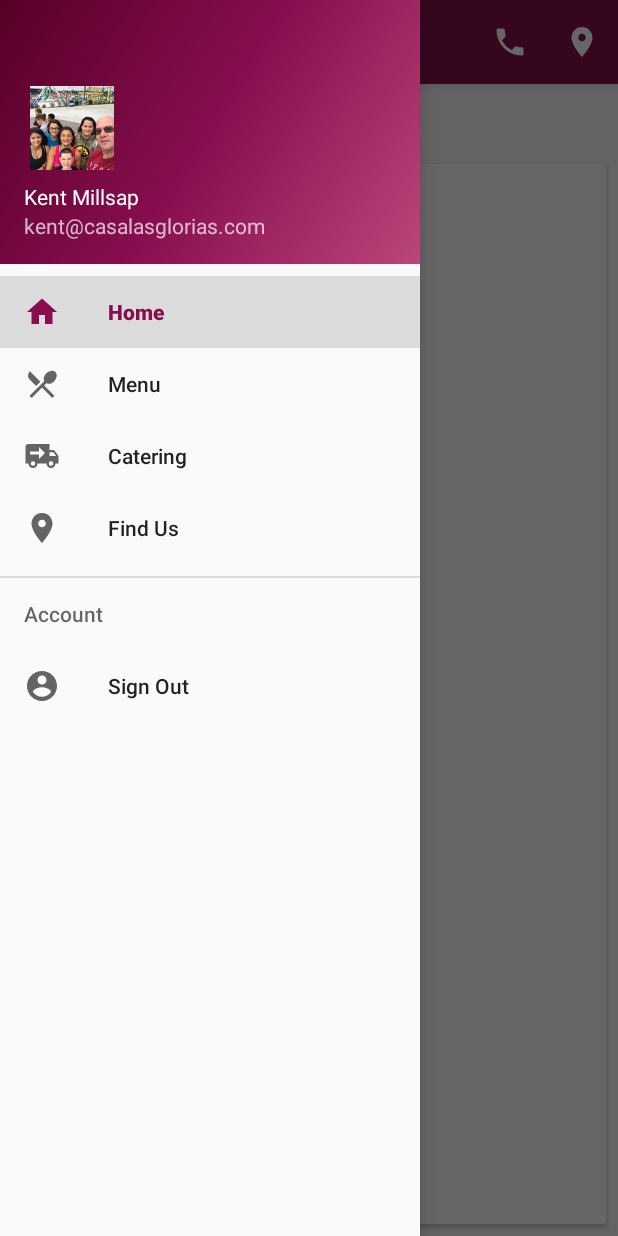
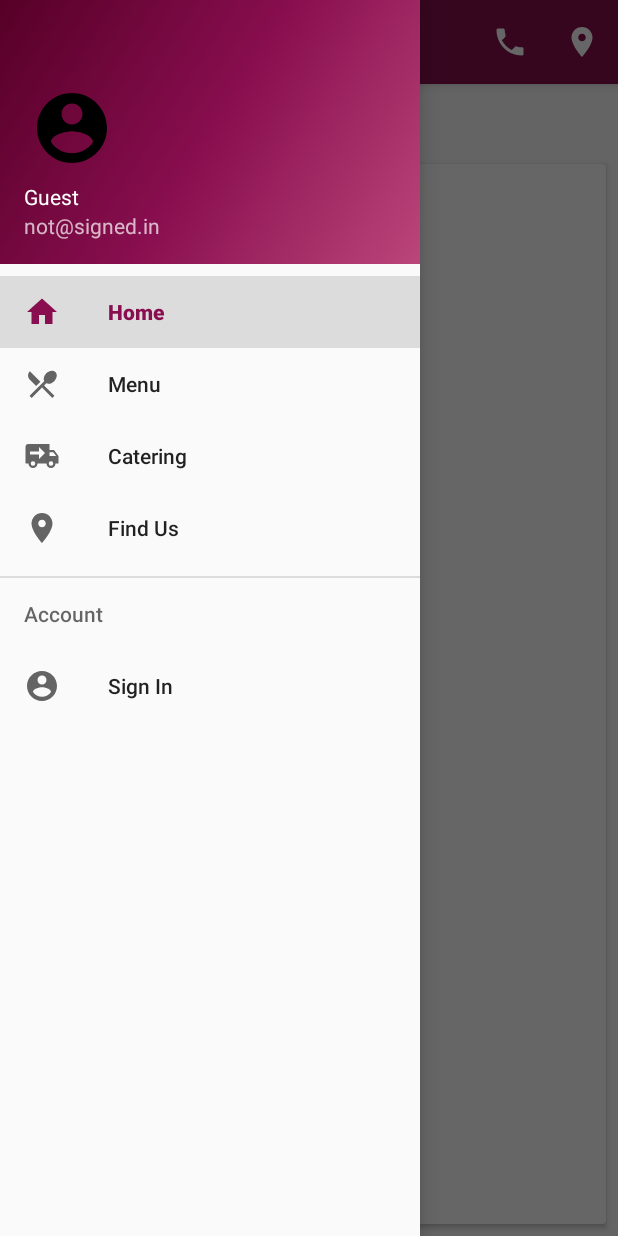
Before and after one commit to gregmturek/Capstone-Project, an Android app: the screen it shows after launch (MainActivity), with the side drawer open, on a phone screen of 412 x 824 dp. Run offline under Robolectric (Android 15) with nearby library versions, the phone set to English and light mode, and no system bars; our stand-ins replace Firebase (no records; nobody signed in at launch, a user with empty details on screens opened directly); libraries missing offline, so code that uses them is left out: com.firebase.ui; pictures from the network do not load.

Commit message:
Incorporate Google Sign-In

```diff
--- a/app/build.gradle
+++ b/app/build.gradle
@@ -32,7 +32,13 @@ dependencies {
     implementation 'com.android.support.constraint:constraint-layout:1.1.0'
     implementation 'com.android.support:cardview-v7:27.1.1'
     implementation 'com.google.android.gms:play-services-maps:15.0.1'
+    implementation 'com.google.firebase:firebase-core:16.0.0'
+    implementation 'com.firebaseui:firebase-ui-auth:4.0.0'
+    implementation 'com.github.bumptech.glide:glide:4.7.1'
+    annotationProcessor 'com.github.bumptech.glide:compiler:4.7.1'
     testImplementation 'junit:junit:4.12'
     androidTestImplementation 'com.android.support.test:runner:1.0.1'
     androidTestImplementation 'com.android.support.test.espresso:espresso-core:3.0.1'
 }
+
+apply plugin: 'com.google.gms.google-services'
--- a/app/src/main/AndroidManifest.xml
+++ b/app/src/main/AndroidManifest.xml
@@ -3,6 +3,7 @@
     package="com.casalasglorias">
 
     <uses-permission android:name="android.permission.INTERNET" />
+    <uses-permission android:name="android.permission.ACCESS_NETWORK_STATE"/>
 
     <application
         android:allowBackup="true"
--- a/app/src/main/java/com/casalasglorias/MainActivity.java
+++ b/app/src/main/java/com/casalasglorias/MainActivity.java
@@ -20,14 +20,20 @@ import android.support.v7.app.ActionBarDrawerToggle;
 import android.support.v7.app.AlertDialog;
 import android.support.v7.app.AppCompatActivity;
 import android.support.v7.widget.Toolbar;
+import android.util.Log;
 import android.view.LayoutInflater;
 import android.view.Menu;
 import android.view.MenuItem;
 import android.view.View;
 import android.webkit.WebView;
 import android.widget.EditText;
+import android.widget.ImageView;
 import android.widget.LinearLayout;
+import android.widget.TextView;
 
+import com.firebase.ui.auth.AuthUI;
+import com.firebase.ui.auth.ErrorCodes;
+import com.firebase.ui.auth.IdpResponse;
 import com.google.android.gms.maps.CameraUpdateFactory;
 import com.google.android.gms.maps.GoogleMap;
 import com.google.android.gms.maps.MapFragment;
@@ -36,9 +42,20 @@ import com.google.android.gms.maps.model.BitmapDescriptor;
 import com.google.android.gms.maps.model.BitmapDescriptorFactory;
 import com.google.android.gms.maps.model.LatLng;
 import com.google.android.gms.maps.model.MarkerOptions;
+import com.google.firebase.auth.FirebaseAuth;
+import com.google.firebase.auth.FirebaseUser;
+
+import java.util.Collections;
+import java.util.List;
 
 public class MainActivity extends AppCompatActivity
         implements NavigationView.OnNavigationItemSelectedListener {
+    NavigationView mNavigationView;
+    ImageView mNavHeaderImageImageView;
+    TextView mNavHeaderNameTextView, mNavHeaderEmailTextView, mMainContentTextView;
+
+    private static final String LOG_TAG = MainActivity.class.getSimpleName();
+    private static final int RC_SIGN_IN = 123;
 
     @Override
     protected void onCreate(Bundle savedInstanceState) {
@@ -61,10 +78,21 @@ public class MainActivity extends AppCompatActivity
         drawer.addDrawerListener(toggle);
         toggle.syncState();
 
-        NavigationView navigationView = (NavigationView) findViewById(R.id.nav_view);
-        navigationView.setNavigationItemSelectedListener(this);
-        navigationView.setCheckedItem(R.id.nav_home);
-        navigationView.getMenu().performIdentifierAction(R.id.nav_home, 0);
+        mNavigationView = findViewById(R.id.nav_view);
+        View headerView = mNavigationView.getHeaderView(0);
+        mNavHeaderImageImageView = headerView.findViewById(R.id.nav_header_image);
+        mNavHeaderNameTextView = headerView.findViewById(R.id.nav_header_name);
+        mNavHeaderEmailTextView = headerView.findViewById(R.id.nav_header_email);
+        mMainContentTextView = findViewById(R.id.main_content_text_view);
+
+        mNavigationView.setNavigationItemSelectedListener(this);
+        mNavigationView.setCheckedItem(R.id.nav_home);
+        mNavigationView.getMenu().performIdentifierAction(R.id.nav_home, 0);
+
+        FirebaseUser user = FirebaseAuth.getInstance().getCurrentUser();
+        if (user != null) {
+            afterSignedIn(user);
+        }
     }
 
     @Override
@@ -119,7 +147,7 @@ public class MainActivity extends AppCompatActivity
 
         int id = item.getItemId();
 
-        if (id != R.id.nav_log) {
+        if (id != R.id.nav_sign) {
             ConstraintLayout mainContent = findViewById(R.id.main_content);
             NestedScrollView menuContent = findViewById(R.id.menu_content);
             LinearLayout cateringContent = findViewById(R.id.catering_content);
@@ -171,11 +199,104 @@ public class MainActivity extends AppCompatActivity
                     }
                 });
             }
+        } else {
+            if (mNavigationView.getMenu().findItem(R.id.nav_sign).getTitle()
+                    .equals(getString(R.string.navigation_menu_sign_in))) {
+                signIn();
+            } else {
+                signOut();
+            }
         }
 
         DrawerLayout drawer = (DrawerLayout) findViewById(R.id.drawer_layout);
         drawer.closeDrawer(GravityCompat.START);
         return true;
+    }
+
+    private void signIn() {
+        List<AuthUI.IdpConfig> providers = Collections.singletonList(
+                new AuthUI.IdpConfig.GoogleBuilder().build());
+
+        startActivityForResult(
+                AuthUI.getInstance()
+                        .createSignInIntentBuilder()
+                        .setAvailableProviders(providers)
+                        .build(),
+                RC_SIGN_IN);
+    }
+
+    private void signOut() {
+        AuthUI.getInstance()
+                .signOut(this)
+                .addOnCompleteListener(task -> afterSignedOut());
+    }
+
+    @Override
+    protected void onActivityResult(int requestCode, int resultCode, Intent data) {
+        super.onActivityResult(requestCode, resultCode, data);
+
+        if (requestCode == RC_SIGN_IN) {
+            IdpResponse response = IdpResponse.fromResultIntent(data);
+
+            if (resultCode == RESULT_OK) {
+                // Successfully signed in
+
+                FirebaseUser user = FirebaseAuth.getInstance().getCurrentUser();
+                if (user != null) {
+                    afterSignedIn(user);
+                } else {
+                    // Proceed as if sign-in failed
+                    signOut();
+                    showSnackbar(R.string.sign_in_failure);
+                }
+            } else {
+                // Sign-in failed
+
+                Log.e(LOG_TAG, "Sign-in error: ", response != null ? response.getError() : null);
+
+                if (response != null) {
+                    if (response.getError() != null) {
+                        if (response.getError().getErrorCode() == ErrorCodes.NO_NETWORK) {
+                            showSnackbar(R.string.no_internet_connection);
+                            return;
+                        }
+                    }
+                }
+
+                showSnackbar(R.string.sign_in_failure);
+            }
+        }
+    }
+
+    private void showSnackbar(int resId) {
+        Snackbar.make(getWindow().getDecorView().getRootView(), resId, Snackbar.LENGTH_LONG).show();
+    }
+
+    private void afterSignedIn(FirebaseUser user) {
+        mNavigationView.getMenu().findItem(R.id.nav_sign).setTitle(R.string.navigation_menu_sign_out);
+
+        Uri uri = user.getPhotoUrl();
+        GlideApp.with(this)
+                .load(uri)
+                .into(mNavHeaderImageImageView);
+
+        mNavHeaderNameTextView.setText(user.getDisplayName());
+        mNavHeaderEmailTextView.setText(user.getEmail());
+
+        String formattedString = String.format(getString(R.string.main_content_text_view_format),
+                user.getDisplayName());
+        mMainContentTextView.setText(formattedString);
+    }
+
+    private void afterSignedOut() {
+        mNavigationView.getMenu().findItem(R.id.nav_sign).setTitle(R.string.navigation_menu_sign_in);
+
+        mNavHeaderImageImageView.setImageDrawable(getDrawable(R.drawable.ic_account_circle_black_24dp));
+
+        mNavHeaderNameTextView.setText(getString(R.string.nav_header_name));
+        mNavHeaderEmailTextView.setText(getString(R.string.nav_header_email));
+
+        mMainContentTextView.setText(getString(R.string.main_content_text_view));
     }
 
     public static class SearchDialogFragment extends DialogFragment {
--- a/app/src/main/res/layout/content_main.xml
+++ b/app/src/main/res/layout/content_main.xml
@@ -19,7 +19,7 @@
         app:layout_constraintRight_toRightOf="parent"
         app:layout_constraintTop_toTopOf="parent"
         android:textAppearance="@style/TextAppearance.AppCompat.Large"
-        android:text="¡Hola Kent!" />
+        android:text="@string/main_content_text_view" />
 
     <android.support.v7.widget.CardView
         android:id="@+id/main_content_card_view"
--- a/app/src/main/res/layout/nav_header_main.xml
+++ b/app/src/main/res/layout/nav_header_main.xml
@@ -13,24 +13,25 @@
     android:theme="@style/ThemeOverlay.AppCompat.Dark">
 
     <ImageView
-        android:id="@+id/imageView"
+        android:id="@+id/nav_header_image"
         android:layout_width="64dp"
         android:layout_height="64dp"
         android:contentDescription="@string/nav_header_desc"
         android:paddingTop="@dimen/nav_header_vertical_spacing"
-        app:srcCompat="@drawable/kentfb" />
+        app:srcCompat="@drawable/ic_account_circle_black_24dp" />
 
     <TextView
+        android:id="@+id/nav_header_name"
         android:layout_width="match_parent"
         android:layout_height="wrap_content"
         android:paddingTop="@dimen/nav_header_vertical_spacing"
-        android:text="@string/nav_header_title"
+        android:text="@string/nav_header_name"
         android:textAppearance="@style/TextAppearance.AppCompat.Body1" />
 
     <TextView
-        android:id="@+id/textView"
+        android:id="@+id/nav_header_email"
         android:layout_width="wrap_content"
         android:layout_height="wrap_content"
-        android:text="@string/nav_header_subtitle" />
+        android:text="@string/nav_header_email" />
 
 </LinearLayout>
--- a/app/src/main/res/menu/activity_main_drawer.xml
+++ b/app/src/main/res/menu/activity_main_drawer.xml
@@ -25,9 +25,9 @@
     <item android:title="Account">
         <menu>
             <item
-                android:id="@+id/nav_log"
+                android:id="@+id/nav_sign"
                 android:icon="@drawable/ic_account_circle_black_24dp"
-                android:title="Sign Out"/>
+                android:title="@string/navigation_menu_sign_in"/>
         </menu>
     </item>
 
--- a/app/src/main/res/values/strings.xml
+++ b/app/src/main/res/values/strings.xml
@@ -2,8 +2,8 @@
     <string name="app_name">Casa Las Glorias</string>
     <string name="navigation_drawer_open">Open navigation drawer</string>
     <string name="navigation_drawer_close">Close navigation drawer</string>
-    <string name="nav_header_title">Kent Millsap</string>
-    <string name="nav_header_subtitle">kent@casalasglorias.com</string>
+    <string name="nav_header_name">Guest</string>
+    <string name="nav_header_email">not@signed.in</string>
     <string name="nav_header_desc">Navigation header</string>
     <string name="action_dial">Call</string>
     <string name="action_place">Locate</string>
@@ -19,4 +19,14 @@
 
     <string name="phone_number">tel:+13192942101</string>
     <string name="map_uri">geo:42.0342682,-91.6762866?q=Casa+Las+Glorias</string>
+
+    <string name="navigation_menu_sign_out">Sign Out</string>
+    <string name="navigation_menu_sign_in">Sign In</string>
+
+    <string name="main_content_text_view">¡Hola!</string>
+    <string name="main_content_text_view_format">¡Hola %1$s!</string>
+
+    <string name="sign_in_failure">Unable to sign in</string>
+    <string name="no_internet_connection">No internet connection</string>
+
 </resources>
--- a/build.gradle
+++ b/build.gradle
@@ -7,8 +7,8 @@ buildscript {
         jcenter()
     }
     dependencies {
-        classpath 'com.android.tools.build:gradle:3.1.2'
-
+        classpath 'com.android.tools.build:gradle:3.1.3'
+        classpath 'com.google.gms:google-services:4.0.0'
 
         // NOTE: Do not place your application dependencies here; they belong
         // in the individual module build.gradle files
```
Also changed, not shown: app/src/main/java/com/casalasglorias/MyAppGlideModule.java (added, +8 -0 lines), app/src/main/res/drawable/kentfb.jpg (deleted).
